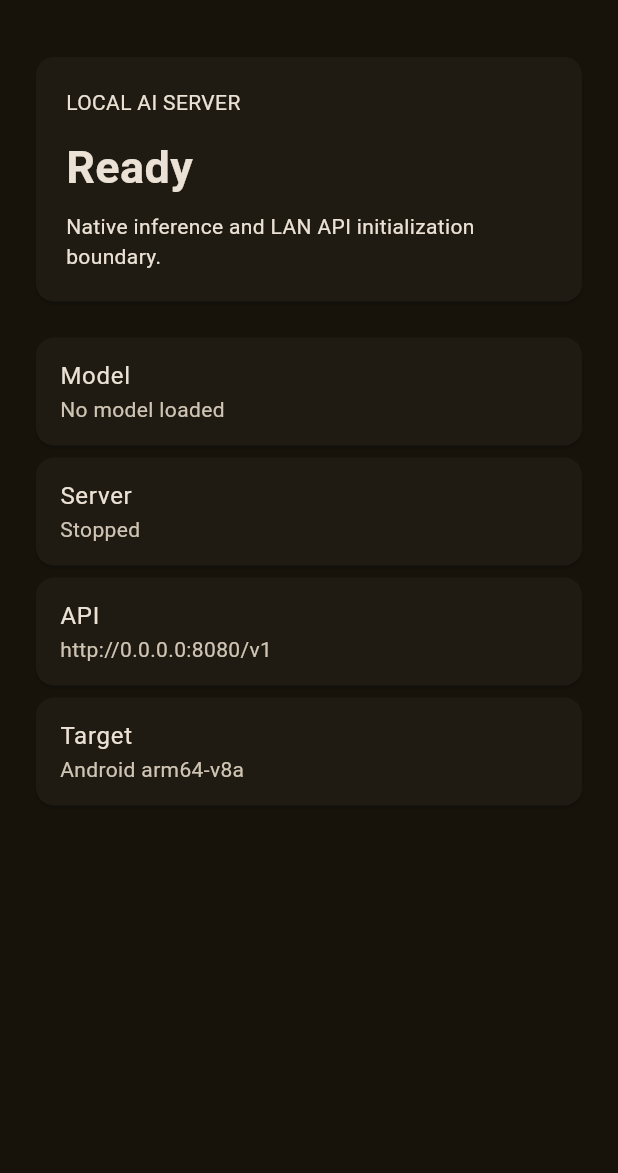
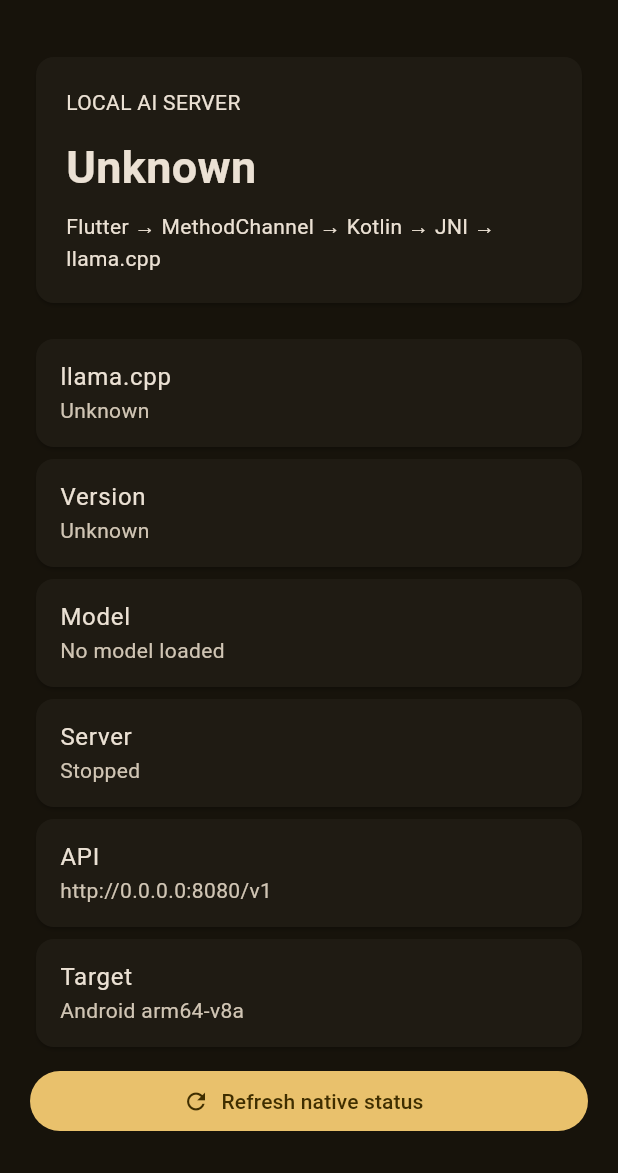
Before and after one commit to bdssmdkacem-dot/PocketAI-Server-, a Flutter app: the screen it shows after launch, on a phone screen of 412 x 824 dp, the part 63-1236 px from its top. Run offline on Flutter 3.47's test engine with Material 3 defaults, Android fonts, the phone set to English and light mode, and no system bars.

Commit message:
feat(flutter): expose native llama status

```diff
--- a/lib/main.dart
+++ b/lib/main.dart
@@ -1,4 +1,5 @@
 import 'package:flutter/material.dart';
+import 'package:flutter/services.dart';
 
 void main() => runApp(const PocketAiApp());
 
@@ -20,8 +21,47 @@ class PocketAiApp extends StatelessWidget {
   }
 }
 
-class DashboardPage extends StatelessWidget {
+class DashboardPage extends StatefulWidget {
   const DashboardPage({super.key});
+
+  @override
+  State<DashboardPage> createState() => _DashboardPageState();
+}
+
+class _DashboardPageState extends State<DashboardPage> {
+  static const _native = MethodChannel('pocketai/native');
+
+  String _status = 'Checking native engine…';
+  String _version = '—';
+
+  @override
+  void initState() {
+    super.initState();
+    _checkNativeEngine();
+  }
+
+  Future<void> _checkNativeEngine() async {
+    try {
+      final result = await _native.invokeMethod<Map<dynamic, dynamic>>('status');
+      if (!mounted) return;
+      setState(() {
+        _status = result?['status']?.toString() ?? 'Unknown';
+        _version = result?['version']?.toString() ?? 'Unknown';
+      });
+    } on PlatformException catch (error) {
+      if (!mounted) return;
+      setState(() {
+        _status = 'Native error: ${error.message ?? error.code}';
+        _version = 'Unavailable';
+      });
+    } catch (error) {
+      if (!mounted) return;
+      setState(() {
+        _status = 'Native error: $error';
+        _version = 'Unavailable';
+      });
+    }
+  }
 
   @override
   Widget build(BuildContext context) {
@@ -29,27 +69,31 @@ class DashboardPage extends StatelessWidget {
       appBar: AppBar(title: const Text('PocketAI Server')),
       body: ListView(
         padding: const EdgeInsets.all(20),
-        children: const [
+        children: [
           Card(
             child: Padding(
-              padding: EdgeInsets.all(20),
+              padding: const EdgeInsets.all(20),
               child: Column(
                 crossAxisAlignment: CrossAxisAlignment.start,
                 children: [
-                  Text('LOCAL AI SERVER'),
-                  SizedBox(height: 12),
-                  Text('Ready', style: TextStyle(fontSize: 30, fontWeight: FontWeight.bold)),
-                  SizedBox(height: 8),
-                  Text('Native inference and LAN API initialization boundary.'),
+                  const Text('LOCAL AI SERVER'),
+                  const SizedBox(height: 12),
+                  Text(_status == 'llama.cpp-linked' ? 'Native Ready' : _status, style: const TextStyle(fontSize: 30, fontWeight: FontWeight.bold)),
+                  const SizedBox(height: 8),
+                  const Text('Flutter → MethodChannel → Kotlin → JNI → llama.cpp'),
                 ],
               ),
             ),
           ),
-          SizedBox(height: 16),
-          InfoTile(title: 'Model', value: 'No model loaded'),
-          InfoTile(title: 'Server', value: 'Stopped'),
-          InfoTile(title: 'API', value: 'http://0.0.0.0:8080/v1'),
-          InfoTile(title: 'Target', value: 'Android arm64-v8a'),
+          const SizedBox(height: 16),
+          InfoTile(title: 'llama.cpp', value: _status),
+          InfoTile(title: 'Version', value: _version),
+          const InfoTile(title: 'Model', value: 'No model loaded'),
+          const InfoTile(title: 'Server', value: 'Stopped'),
+          const InfoTile(title: 'API', value: 'http://0.0.0.0:8080/v1'),
+          const InfoTile(title: 'Target', value: 'Android arm64-v8a'),
+          const SizedBox(height: 8),
+          FilledButton.icon(onPressed: _checkNativeEngine, icon: const Icon(Icons.refresh), label: const Text('Refresh native status')),
         ],
       ),
     );
@@ -62,7 +106,5 @@ class InfoTile extends StatelessWidget {
   final String value;
 
   @override
-  Widget build(BuildContext context) {
-    return Card(child: ListTile(title: Text(title), subtitle: Text(value)));
-  }
+  Widget build(BuildContext context) => Card(child: ListTile(title: Text(title), subtitle: Text(value)));
 }
```
